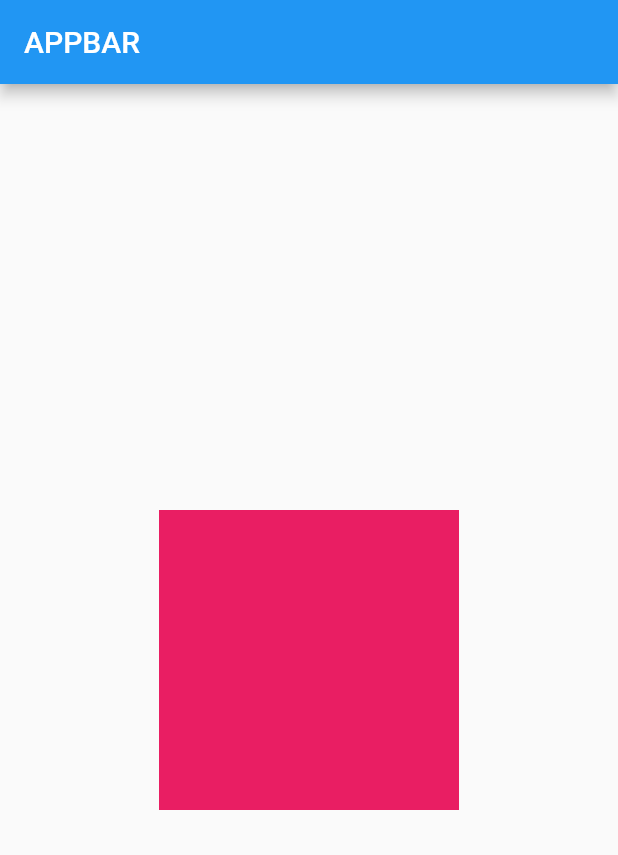
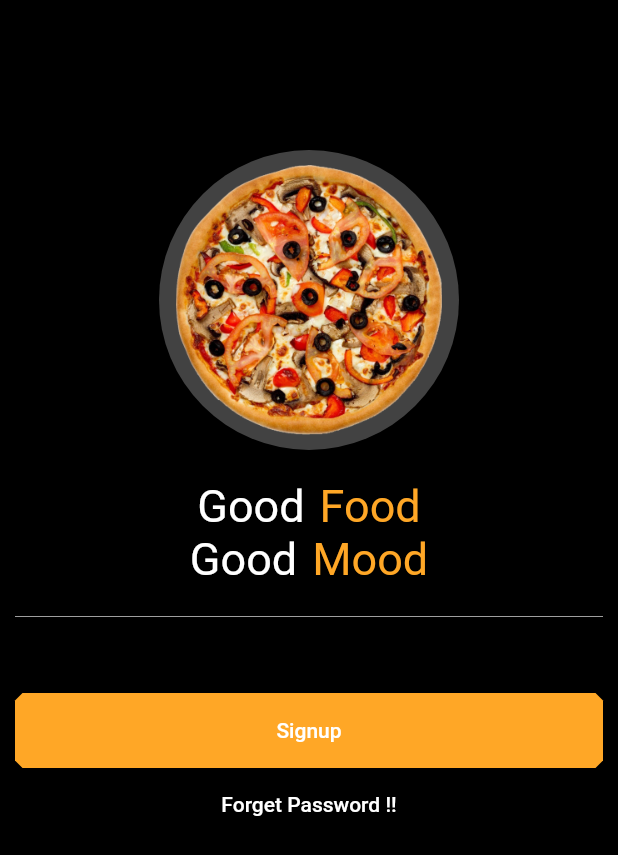
Before and after one commit to dkajolroy/flutter_widgets, a Flutter app: the screen it shows after launch, on a phone screen of 412 x 824 dp. Shown: the top 855 px of the screen. Run offline on Flutter 3.47's test engine with Material 2 defaults, Android fonts, the phone set to English and light mode, and no system bars.

Commit message:
design_simple page pizza

```diff
--- a/lib/main.dart
+++ b/lib/main.dart
@@ -1,5 +1,5 @@
 import 'package:flutter/material.dart';
-import 'package:flutter_application_01/widgets/animated_container.dart';
+import 'package:flutter_application_01/screens/food_app/main_screen.dart';
 
 void main() {
   runApp(const MyApp());
@@ -10,6 +10,9 @@ class MyApp extends StatelessWidget {
 
   @override
   Widget build(BuildContext context) {
-    return const MaterialApp(home: AnimatedContainerWidget());
+    return const MaterialApp(
+      debugShowCheckedModeBanner: false,
+      home: MainScreen(),
+    );
   }
 }
--- /dev/null
+++ b/lib/screens/food_app/main_screen.dart
@@ -0,0 +1,91 @@
+import 'package:flutter/material.dart';
+
+class MainScreen extends StatelessWidget {
+  const MainScreen({super.key});
+
+  @override
+  Widget build(BuildContext context) {
+    return Scaffold(
+        body: Container(
+      color: Colors.black,
+      padding: const EdgeInsets.symmetric(horizontal: 10),
+      child: Column(
+        children: [
+          const SizedBox(
+            height: 100,
+          ),
+          Center(
+            child: Container(
+              width: 200,
+              height: 200,
+              padding: const EdgeInsets.all(10.0),
+              decoration: BoxDecoration(
+                  shape: BoxShape.circle, color: Colors.grey[800]),
+              child: Image.asset('lib/assets/pizza.png'),
+            ),
+          ),
+          const SizedBox(
+            height: 20,
+          ),
+          Row(
+            mainAxisAlignment: MainAxisAlignment.center,
+            children: [
+              const Text(
+                "Good",
+                style: TextStyle(fontSize: 30, color: Colors.white),
+              ),
+              const SizedBox(
+                width: 10,
+              ),
+              Text(
+                "Food",
+                style: TextStyle(fontSize: 30, color: Colors.orange[400]),
+              ),
+            ],
+          ),
+          Row(
+            mainAxisAlignment: MainAxisAlignment.center,
+            children: [
+              const Text(
+                "Good",
+                style: TextStyle(fontSize: 30, color: Colors.white),
+              ),
+              const SizedBox(
+                width: 10,
+              ),
+              Text(
+                "Mood",
+                style: TextStyle(fontSize: 30, color: Colors.orange[400]),
+              ),
+            ],
+          ),
+          const SizedBox(
+            height: 20,
+          ),
+          const Divider(
+            color: Colors.grey,
+            height: 2,
+          ),
+          const SizedBox(
+            height: 50,
+          ),
+          ElevatedButton(
+            onPressed: () {},
+            style: ElevatedButton.styleFrom(
+                backgroundColor: Colors.orange[400],
+                shape: const BeveledRectangleBorder(
+                    borderRadius: BorderRadius.all(Radius.circular(5))),
+                minimumSize: const Size.fromHeight(50)),
+            child: const Text("Signup"),
+          ),
+          TextButton(
+              onPressed: () {},
+              style: const ButtonStyle(
+                foregroundColor: MaterialStatePropertyAll(Colors.white),
+              ),
+              child: const Text("Forget Password !!"))
+        ],
+      ),
+    ));
+  }
+}
```
Also changed, not shown: lib/assets/pizza.png (added).
